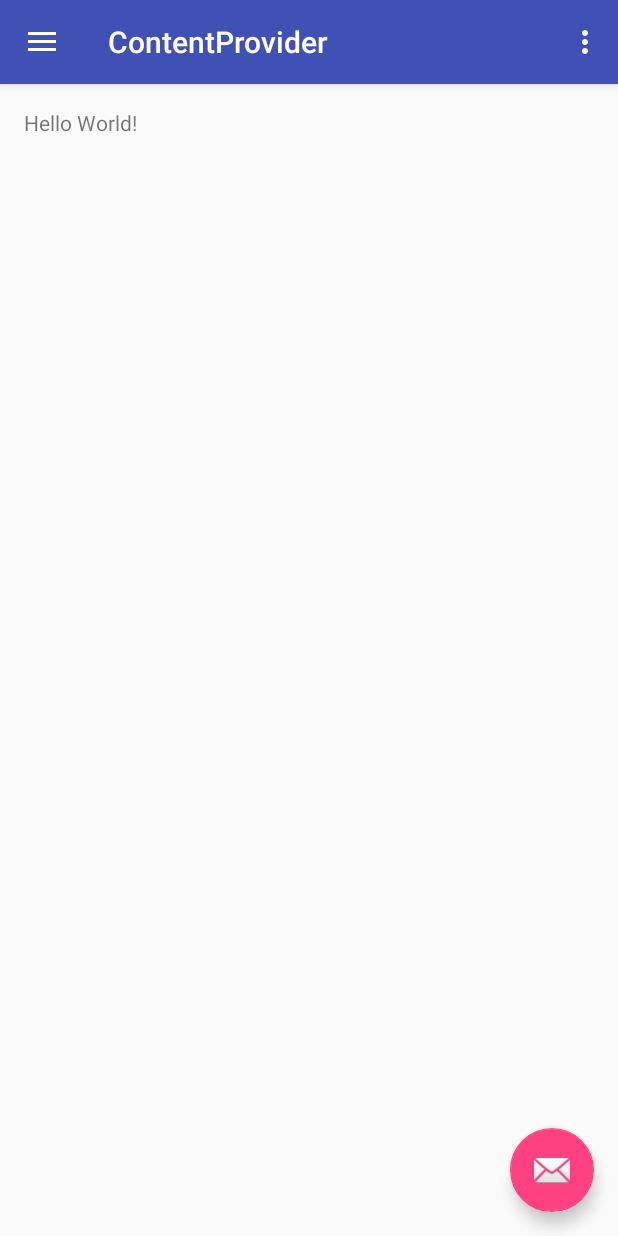
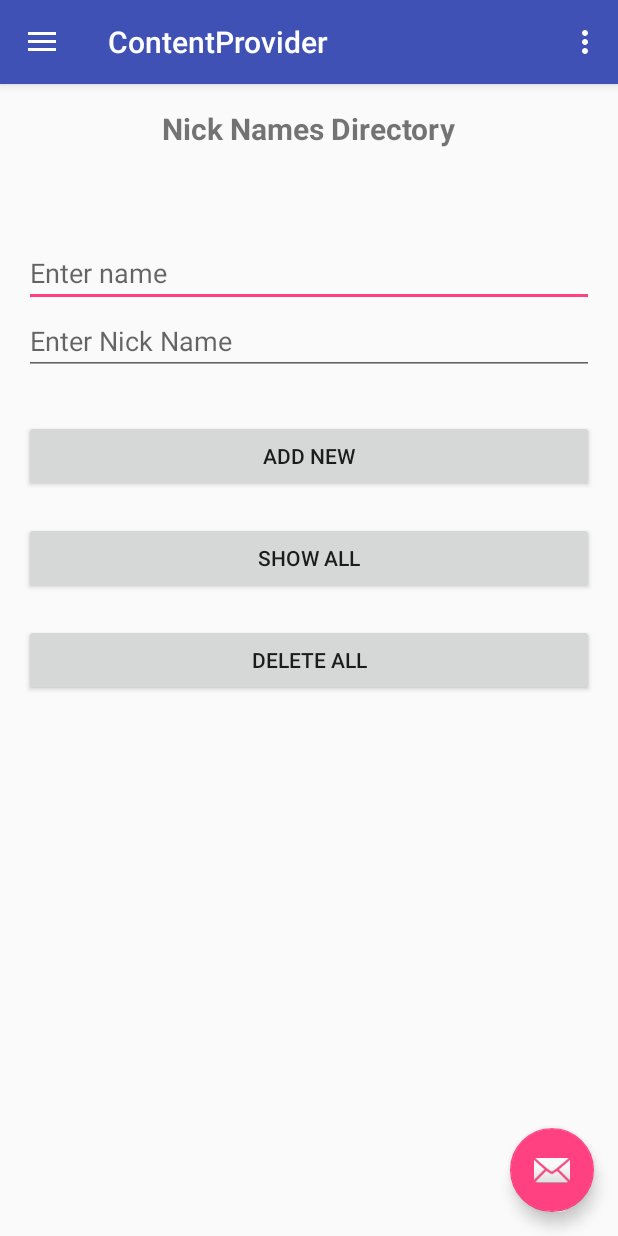
Before and after one commit to stouvoli/ATC-AND-401-Lab9-02, an Android app: the screen it shows after launch (MainActivity), on a phone screen of 412 x 824 dp. Run offline under Robolectric (Android 15) with nearby library versions, the phone set to English and light mode, and no system bars.

Commit message:
Content provider CustomContentProvider created

```diff
--- a/app/src/main/AndroidManifest.xml
+++ b/app/src/main/AndroidManifest.xml
@@ -18,6 +18,9 @@
                 <category android:name="android.intent.category.LAUNCHER" />
             </intent-filter>
         </activity>
+        <provider
+            android:authorities="com.numeris_ci.provider"
+            android:name="CustomContentProvider" />
     </application>
 
 </manifest>
--- a/app/src/main/res/layout/content_main.xml
+++ b/app/src/main/res/layout/content_main.xml
@@ -12,8 +12,63 @@
     tools:context="com.numeris_ci.contentprovider.MainActivity"
     tools:showIn="@layout/app_bar_main">
 
+
     <TextView
+        android:id="@+id/title"
         android:layout_width="wrap_content"
         android:layout_height="wrap_content"
-        android:text="Hello World!" />
+        android:text="@string/title"
+        android:textSize="20sp"
+        android:gravity="center_vertical|center_horizontal"
+        android:textStyle="bold"
+        android:layout_alignParentTop="true"
+        android:layout_centerHorizontal="true" />
+
+    <EditText
+        android:id="@+id/name"
+        android:layout_width="match_parent"
+        android:layout_height="wrap_content"
+        android:ems="10"
+        android:layout_below="@+id/title"
+        android:layout_marginTop="60dp"
+        android:hint="@string/name" />
+
+    <EditText
+        android:id="@+id/nickname"
+        android:layout_width="match_parent"
+        android:layout_height="wrap_content"
+        android:layout_alignLeft="@+id/name"
+        android:layout_below="@+id/name"
+        android:ems="10"
+        android:hint="@string/nickname" />
+
+    <Button
+        android:id="@+id/btnAdd"
+        android:layout_width="match_parent"
+        android:layout_height="wrap_content"
+        android:onClick="addRecord"
+        android:layout_alignLeft="@+id/nickname"
+        android:layout_below="@+id/nickname"
+        android:layout_marginTop="30dp"
+        android:text="@string/add" />
+
+    <Button
+        android:id="@+id/btnShow"
+        android:layout_width="match_parent"
+        android:layout_height="wrap_content"
+        android:layout_alignLeft="@id/btnAdd"
+        android:layout_below="@+id/btnAdd"
+        android:layout_marginTop="20dp"
+        android:onClick="showAllRecords"
+        android:text="@string/show" />
+
+    <Button
+        android:id="@+id/btnDelete"
+        android:layout_width="match_parent"
+        android:layout_height="wrap_content"
+        android:layout_below="@+id/btnShow"
+        android:layout_alignLeft="@id/btnShow"
+        android:layout_marginTop="20dp"
+        android:onClick="deleteAllRecords"
+        android:text="@string/delete" />
 </RelativeLayout>
--- a/app/src/main/res/values/strings.xml
+++ b/app/src/main/res/values/strings.xml
@@ -5,4 +5,10 @@
     <string name="navigation_drawer_close">Close navigation drawer</string>
 
     <string name="action_settings">Settings</string>
+    <string name="title">Nick Names Directory</string>
+    <string name="name">Enter name</string>
+    <string name="nickname">Enter Nick Name</string>
+    <string name="add">Add New</string>
+    <string name="show">Show All</string>
+    <string name="delete">Delete All</string>
 </resources>
```
Also changed, not shown: app/src/main/java/com/numeris_ci/contentprovider/CustomContentProvider.java (added, +190 -0 lines), app/src/main/java/com/numeris_ci/contentprovider/MainActivity.java (+47 -0 lines).
